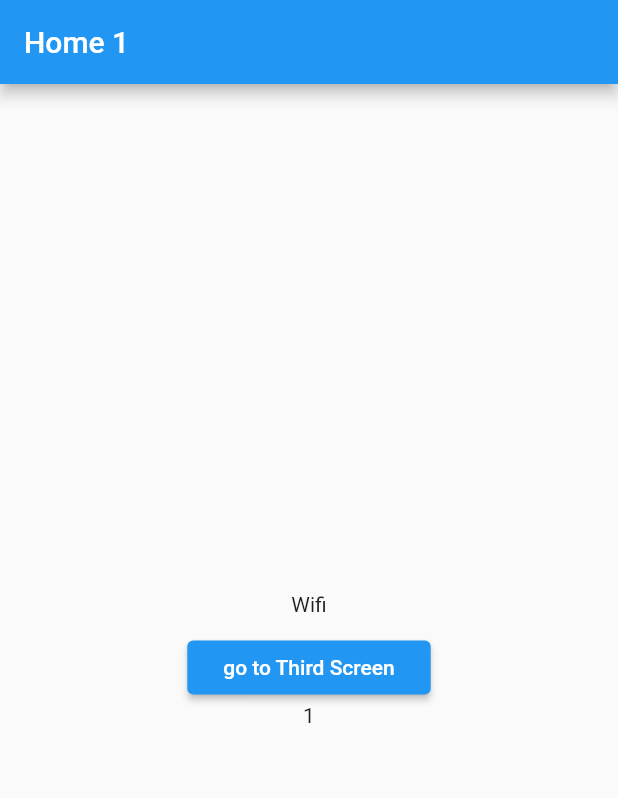
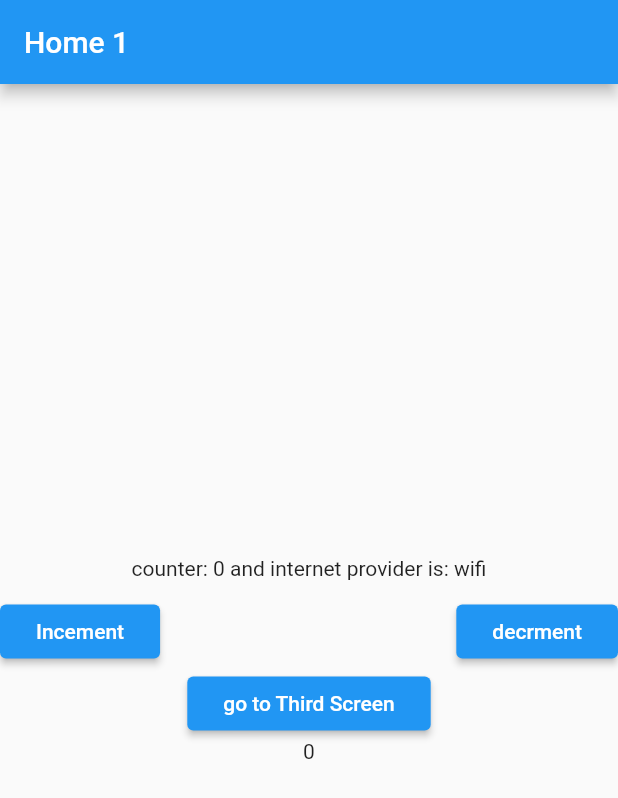
Before and after one commit to ahmedos999/flutter_bloc_concepts, a Flutter app: the screen it shows after launch, on a phone screen of 412 x 824 dp. Shown: the top 798 px of the screen. Run offline on Flutter 3.47's test engine with Material 2 defaults, Android fonts, the phone set to English and light mode, and no system bars; our stand-ins replace bloc, connectivity_plus, equatable, flutter_bloc; missing offline and left inert: test.

```diff
--- a/lib/business_logic/cubit/testcounter_cubit.dart
+++ b/lib/business_logic/cubit/testcounter_cubit.dart
@@ -7,8 +7,7 @@ import '../../data/models/product_model.dart';
 part 'testcounter_state.dart';
 
 class TestcounterCubit extends Cubit<TestcounterState> {
-  TestcounterCubit()
-      : super(TestcounterState(product: [Product(1, "2")], count: 0));
+  TestcounterCubit() : super(TestcounterState(product: [Product(1, "2")]));
 
   // void add(id, name) {
   //   state.product.add(Product(id, name));
@@ -17,6 +16,6 @@ class TestcounterCubit extends Cubit<TestcounterState> {
   void incementcount(id, name) {
     List<Product> temp = state.product;
     temp.add(Product(id, name));
-    emit(TestcounterState(product: temp, count: 0));
+    emit(state.copyWith(products: temp));
   }
 }
--- a/lib/business_logic/cubit/testcounter_state.dart
+++ b/lib/business_logic/cubit/testcounter_state.dart
@@ -2,9 +2,14 @@ part of 'testcounter_cubit.dart';
 
 class TestcounterState extends Equatable {
   List<Product> product;
-  int count;
-  TestcounterState({required this.product, required this.count});
+  TestcounterState({required this.product});
+
+  TestcounterState copyWith({
+    required List<Product> products,
+  }) {
+    return TestcounterState(product: products);
+  }
 
   @override
-  List<Object> get props => [product, count];
+  List<Object> get props => [product];
 }
--- a/lib/presentation/router/app_router.dart
+++ b/lib/presentation/router/app_router.dart
@@ -12,7 +12,11 @@ class AppRoute {
     TestcounterCubit testcounterCubit = TestcounterCubit();
     switch (routeSettings.name) {
       case '/':
-        return MaterialPageRoute(builder: (_) => HomeScreen(title: 'Home 1'));
+        return MaterialPageRoute(
+            builder: (_) => BlocProvider.value(
+                  value: testcounterCubit,
+                  child: HomeScreen(title: 'Home 1'),
+                ));
       case '/second':
         return MaterialPageRoute(builder: (_) => SecScreen(title: 'Home 2'));
       case '/third':
--- a/lib/presentation/screens/home.dart
+++ b/lib/presentation/screens/home.dart
@@ -2,6 +2,7 @@ import 'package:flutter/material.dart';
 import 'package:flutter_bloc/flutter_bloc.dart';
 import 'package:flutter_bloc_concepts/business_logic/cubit/counter_cubit.dart';
 import 'package:flutter_bloc_concepts/business_logic/cubit/internet_cubit.dart';
+import 'package:flutter_bloc_concepts/business_logic/cubit/testcounter_cubit.dart';
 import 'package:flutter_bloc_concepts/constants/enums.dart';
 import 'package:flutter_bloc_concepts/presentation/screens/second.dart';
 
@@ -20,47 +21,58 @@ const snackBar = SnackBar(
 class _HomeScreenState extends State<HomeScreen> {
   @override
   Widget build(BuildContext context) {
+    print('whole screen building.....');
     return Scaffold(
       appBar: AppBar(
         title: Text(widget.title),
       ),
-      body: BlocListener<InternetCubit, InternetState>(
-        listener: (context, state) {
-          if (state is InternetConnected &&
-              state.connectionType == ConnectionType.wifi) {
-            BlocProvider.of<CounterCubit>(context).increment();
-          } else if (state is InternetConnected &&
-              state.connectionType == ConnectionType.mobile) {
-            BlocProvider.of<CounterCubit>(context).decrement();
-          }
-          // TODO: implement listener BlocProvider.of<InternetCubit>(context)
-        },
-        child: Center(
+      body: Center(
         child: Column(
           mainAxisAlignment: MainAxisAlignment.center,
           children: <Widget>[
-              BlocBuilder<InternetCubit, InternetState>(
-                builder: ((context, state) {
-                  if (state is InternetConnected &&
-                      state.connectionType == ConnectionType.wifi) {
-                    return const Center(
-                      child: Text('Wifi'),
-                    );
-                  } else if (state is InternetConnected &&
-                      state.connectionType == ConnectionType.mobile) {
-                    return const Center(
-                      child: Text('Mobile'),
-                    );
-                  } else if (state is InternetDisconnected) {
-                    return const Center(
-                      child: Text('Disconnected'),
-                    );
+            Builder(builder: (context) {
+              print('just the row building.....');
+              final internetwatcher = context.watch<InternetCubit>().state;
+              final conuterwatcher = context.watch<CounterCubit>().state;
+              final test = context.watch<TestcounterCubit>().state;
+              if (internetwatcher is InternetConnected &&
+                  internetwatcher.connectionType == ConnectionType.mobile) {
+                return Text(
+                    'counter: ${conuterwatcher.counterValue} and internet provider is: Mobile');
+              } else if (internetwatcher is InternetConnected &&
+                  internetwatcher.connectionType == ConnectionType.wifi) {
+                return Text(
+                    'counter: ${conuterwatcher.counterValue} and internet provider is: wifi');
+              } else {
+                return Text(
+                    'counter: ${conuterwatcher.counterValue} and internet provider is: none');
               }
-                  return const CircularProgressIndicator();
             }),
-              ),
             const SizedBox(
               height: 10,
+            ),
+            Row(
+              mainAxisAlignment: MainAxisAlignment.spaceBetween,
+              children: [
+                ElevatedButton(
+                    onPressed: () {
+                      context.read<CounterCubit>().increment();
+                      // BlocProvider.of<CounterCubit>(context).increment();
+                    },
+                    child: const Padding(
+                      padding: EdgeInsets.all(8.0),
+                      child: Text('Incement'),
+                    )),
+                ElevatedButton(
+                    onPressed: () {
+                      context.read<CounterCubit>().decrement();
+                      // BlocProvider.of<CounterCubit>(context).decrement();
+                    },
+                    child: const Padding(
+                      padding: EdgeInsets.all(8.0),
+                      child: Text('decrment'),
+                    )),
+              ],
             ),
             ElevatedButton(
                 onPressed: () {
@@ -84,7 +96,6 @@ class _HomeScreenState extends State<HomeScreen> {
             )
           ],
         ),
-        ),
       ), // This trailing comma makes auto-formatting nicer for build methods.
     );
   }
```
Lines whose indentation alone changed are shown as unchanged.
